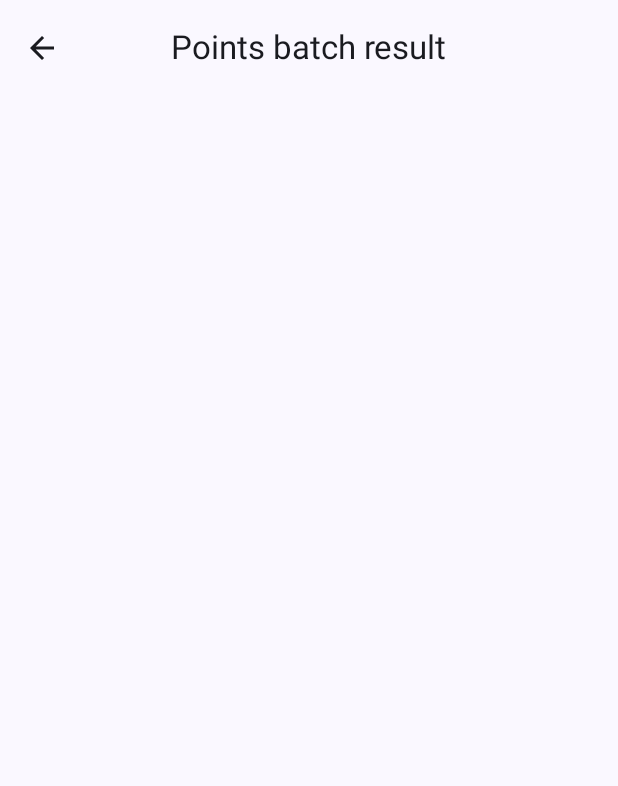
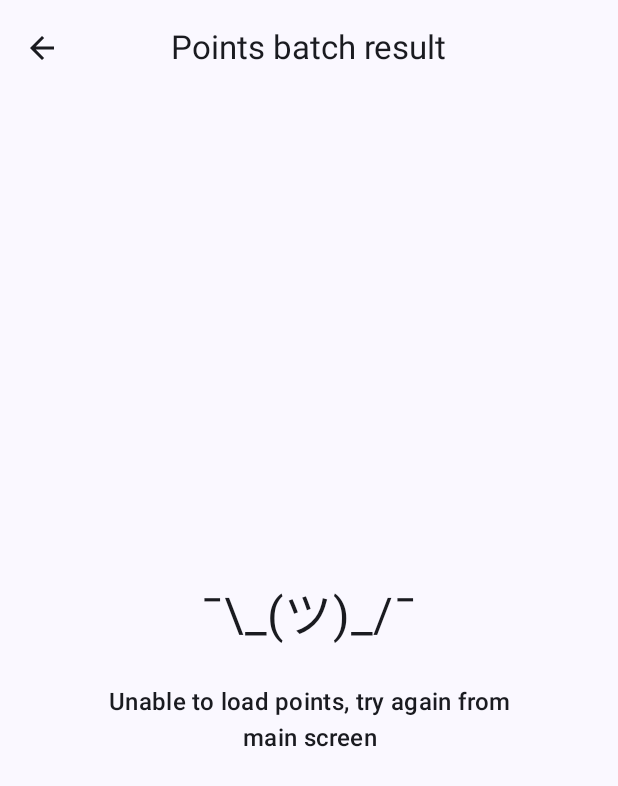
Before and after one commit to AlexanderDavydov/PointGrapher, an Android app built with Jetpack Compose: the composable ResultScreen called with empty values, on a phone screen of 412 x 824 dp. Shown: the top 786 px of the screen. Run offline under Robolectric (Android 15) with nearby library versions, the phone set to English and light mode, and no system bars; our stand-ins replace Dagger/Hilt's generated code, Room's generated code.

Commit message:
Implement error state

```diff
--- a/app/src/main/java/com/example/pointgrapher/presentation/screen/result/ui/ResultErrorState.kt
+++ b/app/src/main/java/com/example/pointgrapher/presentation/screen/result/ui/ResultErrorState.kt
@@ -1,11 +1,39 @@
 package com.example.pointgrapher.presentation.screen.result.ui
 
+import androidx.compose.foundation.layout.Arrangement
+import androidx.compose.foundation.layout.Column
+import androidx.compose.foundation.layout.Spacer
+import androidx.compose.foundation.layout.fillMaxSize
+import androidx.compose.foundation.layout.height
+import androidx.compose.foundation.layout.padding
+import androidx.compose.material3.Text
+import androidx.compose.material3.MaterialTheme
 import androidx.compose.runtime.Composable
+import androidx.compose.ui.Alignment
 import androidx.compose.ui.Modifier
+import androidx.compose.ui.text.style.TextAlign
+import androidx.compose.ui.unit.dp
+import androidx.compose.ui.unit.sp
 
 @Composable
 fun ResultErrorState(
     modifier: Modifier = Modifier
 ) {
-    // TODO Show error here
+    Column(
+        modifier = modifier.fillMaxSize().padding(horizontal = 64.dp),
+        horizontalAlignment = Alignment.CenterHorizontally,
+        verticalArrangement = Arrangement.Center,
+        content = {
+            Text(
+                text = "¯\\_(ツ)_/¯",
+                fontSize = 32.sp,
+            )
+            Spacer(modifier = Modifier.height(24.dp))
+            Text(
+                text = "Unable to load points, try again from main screen",
+                style = MaterialTheme.typography.titleMedium,
+                textAlign = TextAlign.Center
+            )
+        }
+    )
 }
--- a/app/src/main/java/com/example/pointgrapher/presentation/screen/result/ui/ResultScreen.kt
+++ b/app/src/main/java/com/example/pointgrapher/presentation/screen/result/ui/ResultScreen.kt
@@ -43,7 +43,7 @@ internal fun ResultScreen(
                         content = {
                             Icon(
                                 imageVector = Icons.AutoMirrored.Default.ArrowBack,
-                                contentDescription = "Localized description"
+                                contentDescription = "Go Back"
                             )
                         }
                     )
```
